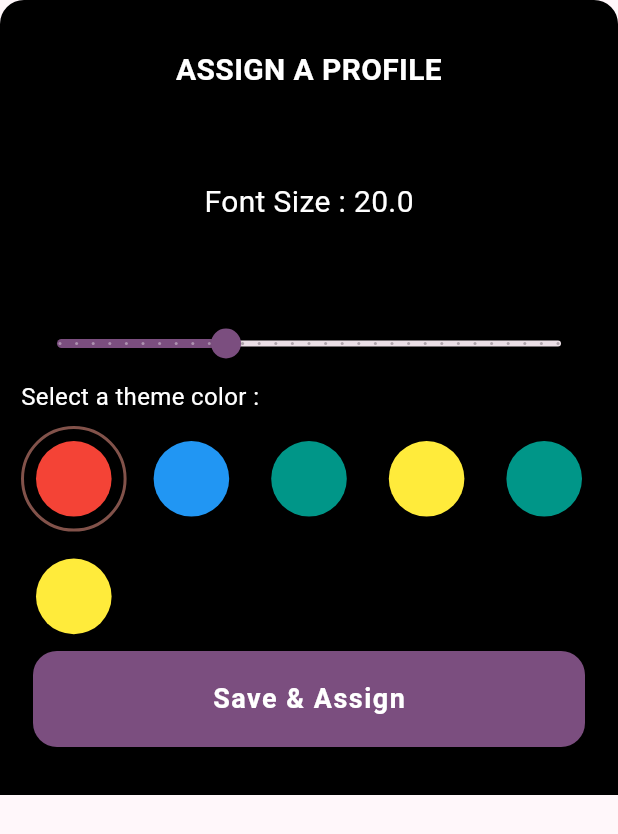
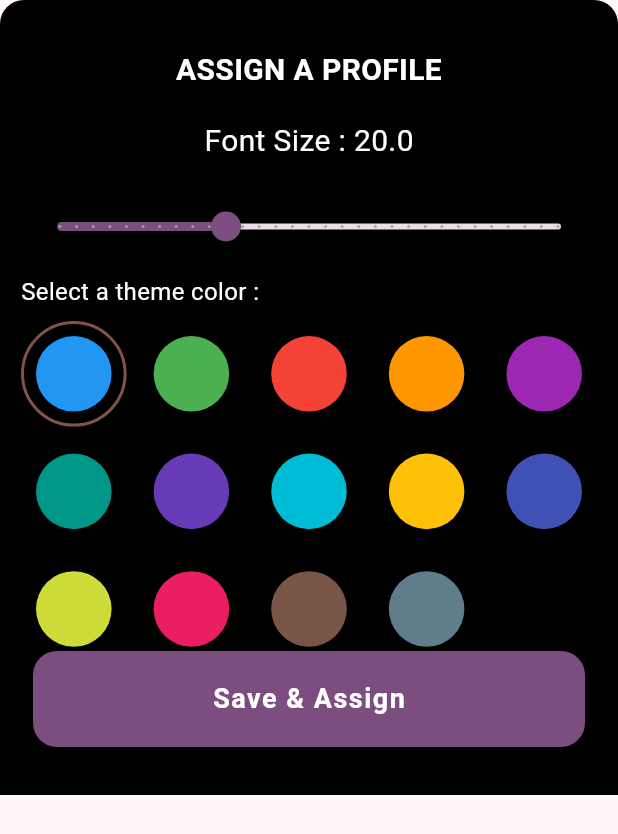
Before and after one commit to rajarshi-ch/foyer_demo, a Flutter app: the AddProfileDialog widget shown alone on an empty page, opened directly, on a phone screen of 412 x 824 dp. Shown: the top 834 px of the screen. Run offline on Flutter 3.47's test engine with Material 2 defaults, Android fonts, the phone set to English and light mode, and no system bars; our stand-ins replace dartz, equatable, flutter_bloc, get_it, injectable, sqflite; accounts and stored records are empty.

Commit message:
More color options added

```diff
--- a/lib/features/profiles/presentation/ui/add_profile_dialog.dart
+++ b/lib/features/profiles/presentation/ui/add_profile_dialog.dart
@@ -18,12 +18,20 @@ class _AddProfileDialogState extends State<AddProfileDialog> {
   int currentIndex = 0;
   double _textSize = 20.0;
   List<Color> colorList = [
+    Colors.blue,
+    Colors.green,
     Colors.red,
-    Colors.blue,
+    Colors.orange,
+    Colors.purple,
     Colors.teal,
-    Colors.yellow,
-    Colors.teal,
-    Colors.yellow,
+    Colors.deepPurple,
+    Colors.cyan,
+    Colors.amber,
+    Colors.indigo,
+    Colors.lime,
+    Colors.pink,
+    Colors.brown,
+    Colors.blueGrey,
   ];
 
   @override
@@ -71,7 +79,7 @@ class _AddProfileDialogState extends State<AddProfileDialog> {
               fontWeight: FontWeight.w700,
             ),
           ),
-          const SizedBox(height: 24),
+          const SizedBox(height: 8),
           Column(
             mainAxisSize: MainAxisSize.min,
             crossAxisAlignment: CrossAxisAlignment.start,
@@ -80,7 +88,7 @@ class _AddProfileDialogState extends State<AddProfileDialog> {
                 mainAxisAlignment: MainAxisAlignment.center,
                 children: [
                   SizedBox(
-                    height: 100,
+                    height: 50,
                     child: Center(
                       child: Text(
                         'Font Size : $_textSize',
@@ -91,7 +99,7 @@ class _AddProfileDialogState extends State<AddProfileDialog> {
                       ),
                     ),
                   ),
-                  SizedBox(height: 20),
+                  SizedBox(height: 8),
                   Slider(
                     value: _textSize,
                     min: 10.0,
@@ -105,6 +113,7 @@ class _AddProfileDialogState extends State<AddProfileDialog> {
                   ),
                 ],
               ),
+              const SizedBox(height: 8),
               Text(
                 'Select a theme color :',
                 style: TextStyle(
@@ -114,7 +123,7 @@ class _AddProfileDialogState extends State<AddProfileDialog> {
               ),
               const SizedBox(height: 8),
               SizedBox(
-                height: 150,
+                height: 220,
                 child: GridView.builder(
                   itemCount: colorList.length,
                   physics: NeverScrollableScrollPhysics(),
```
